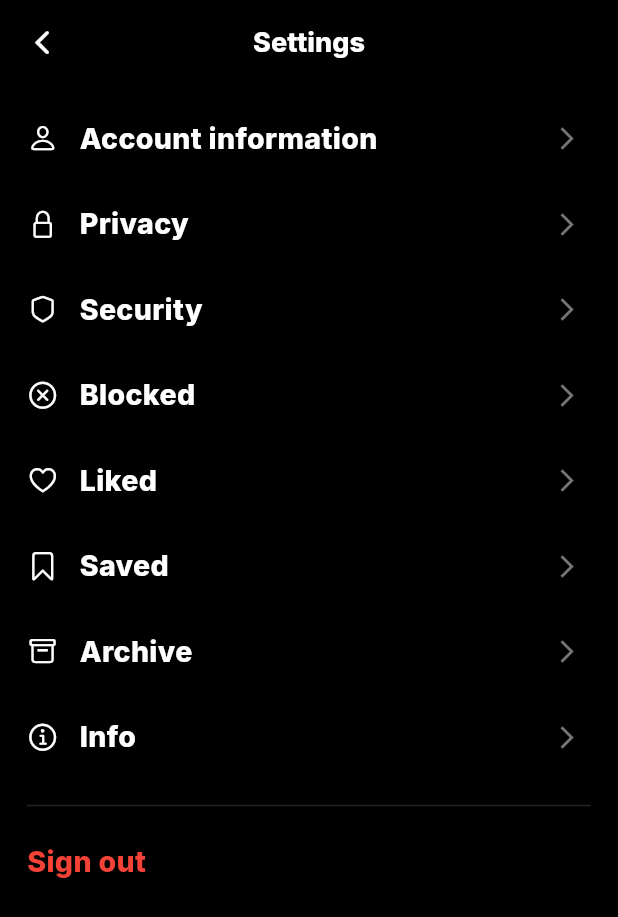
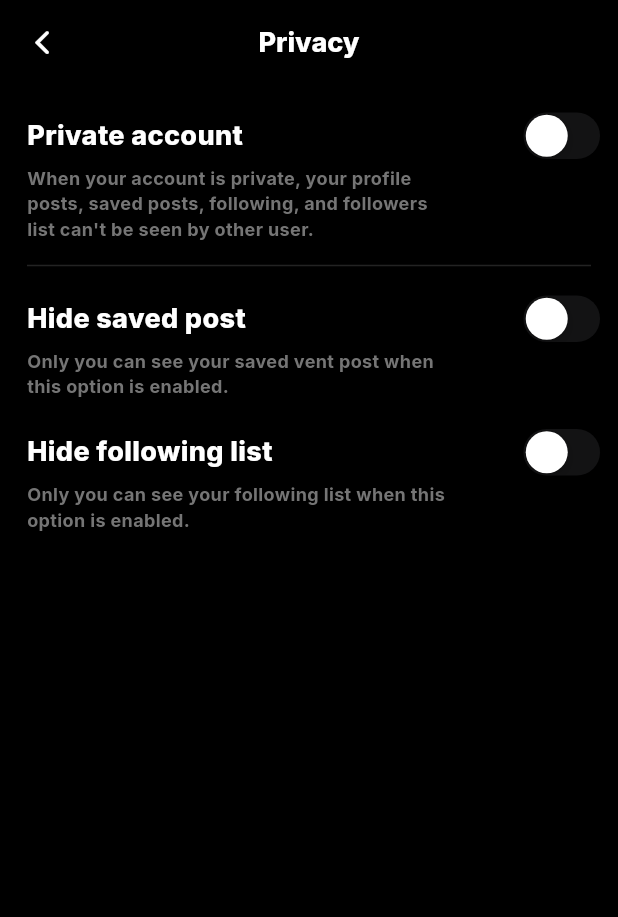
Before and after one commit to Tho100/revent, a Flutter app: the SettingsPage screen opened directly, after a tap on "Privacy", on a phone screen of 412 x 824 dp. Shown: the top 917 px of the screen. Run offline on Flutter 3.47's test engine with Material 3 defaults, Android fonts, the phone set to English and light mode, and no system bars; our stand-ins replace flutter_cache_manager, flutter_dotenv, flutter_native_image, get_it, google_fonts; missing offline and left inert: dynamic_height_grid_view, image_picker_plus, mysql_client.

Commit message:
Added privacy-page

```diff
--- a/lib/pages/navigation/my_profile_page.dart
+++ b/lib/pages/navigation/my_profile_page.dart
@@ -6,6 +6,7 @@ import 'package:revent/data_query/user_profile/profile_posts_setup.dart';
 import 'package:revent/helper/call_refresh.dart';
 import 'package:revent/helper/navigate_page.dart';
 import 'package:revent/pages/profile/edit_profile_page.dart';
+import 'package:revent/pages/setttings/privacy_page.dart';
 import 'package:revent/provider/navigation_provider.dart';
 import 'package:revent/widgets/navigation/page_navigation_bar.dart';
 import 'package:revent/provider/profile/profile_data_provider.dart';
@@ -180,17 +181,22 @@ class MyProfilePageState extends State<MyProfilePage> with SingleTickerProviderS
     );
   }
 
-  Widget _buildActionButton() {
+  Widget _buildSettingsActionButton() {
     return IconButton(
       icon: const Icon(CupertinoIcons.bars, size: 28),
       onPressed: () => NavigatePage.settingsPage()
     );
   }
 
-  Widget _buildLeadingButton() {
+  Widget _buildPrivacyLeadingButton() {
     return IconButton(
       icon: const Icon(CupertinoIcons.lock, size: 24),
-      onPressed: () {}
+      onPressed: () {
+        Navigator.push(
+          context,
+          MaterialPageRoute(builder: (_) => const PrivacyPage())
+        );
+      }
     );
   }
 
@@ -221,8 +227,8 @@ class MyProfilePageState extends State<MyProfilePage> with SingleTickerProviderS
         appBar: CustomAppBar(
           context: context,
           title: '',
-          customLeading: _buildLeadingButton(),
-          actions: [_buildActionButton()]
+          customLeading: _buildPrivacyLeadingButton(),
+          actions: [_buildSettingsActionButton()]
         ).buildAppBar(),
         body: _buildBody(),
         bottomNavigationBar: PageNavigationBar()
--- /dev/null
+++ b/lib/pages/setttings/privacy_page.dart
@@ -0,0 +1,114 @@
+import 'package:flutter/cupertino.dart';
+import 'package:flutter/material.dart';
+import 'package:google_fonts/google_fonts.dart';
+import 'package:revent/themes/theme_color.dart';
+import 'package:revent/widgets/app_bar.dart';
+
+class PrivacyPage extends StatefulWidget {
+
+  const PrivacyPage({super.key});
+
+  @override
+  State<PrivacyPage> createState() => PrivacyPageState();
+
+}
+
+class PrivacyPageState extends State<PrivacyPage> {
+
+  Widget _buildSwitch(String text, String description) {
+    return Padding(
+      padding: const EdgeInsets.only(left: 18.0, right: 8.0),
+      child: Column(
+        crossAxisAlignment: CrossAxisAlignment.start,
+        children: [
+
+          Row(
+            children: [
+
+              Text(
+                text,
+                style: GoogleFonts.inter(
+                  color: ThemeColor.white,
+                  fontWeight: FontWeight.w800,
+                  fontSize: 18
+                ),
+              ),
+
+              const Spacer(),
+
+              CupertinoSwitch(
+                value: false,
+                onChanged: (value) {
+
+                },
+              ),
+
+            ],
+          ),
+
+          SizedBox(
+            width: 285,
+            child: Text(
+              description,
+              style: GoogleFonts.inter(
+                color: ThemeColor.thirdWhite,
+                fontWeight: FontWeight.w700,
+                fontSize: 12
+              )
+            ),
+          ),
+
+        ],
+      ),
+    );
+  }
+
+  Widget _buildBody() {
+    return Padding(
+      padding: const EdgeInsets.only(top: 15.0),
+      child: Column(
+        children: [
+
+          _buildSwitch(
+            'Private account',
+            "When your account is private, your profile posts, saved posts, following, and followers list can't be seen by other user."
+          ),
+
+          const SizedBox(height: 8),
+
+          const Padding(
+            padding: EdgeInsets.symmetric(horizontal: 18.0),
+            child: Divider(color: ThemeColor.lightGrey),
+          ),
+
+          const SizedBox(height: 8),
+
+          _buildSwitch(
+            'Hide saved post',
+            'Only you can see your saved vent post when this option is enabled.'
+          ),
+
+          const SizedBox(height: 16),
+
+          _buildSwitch(
+            'Hide following list',
+            'Only you can see your following list when this option is enabled.'
+          ),
+
+        ],
+      ),
+    );
+  }
+
+  @override
+  Widget build(BuildContext context) {
+    return Scaffold(
+      appBar: CustomAppBar(
+        context: context,
+        title: 'Privacy'
+      ).buildAppBar(),
+      body: _buildBody(),
+    );
+  }
+
+}
--- a/lib/pages/setttings/settings_page.dart
+++ b/lib/pages/setttings/settings_page.dart
@@ -4,6 +4,7 @@ import 'package:revent/model/user_model.dart';
 import 'package:revent/pages/archive/archived_vent_page.dart';
 import 'package:revent/pages/setttings/account_info_page.dart';
 import 'package:revent/pages/setttings/app_info_page.dart';
+import 'package:revent/pages/setttings/privacy_page.dart';
 import 'package:revent/pages/setttings/security_page.dart';
 import 'package:revent/themes/theme_color.dart';
 import 'package:revent/ui_dialog/alert_dialog.dart';
@@ -47,7 +48,12 @@ class SettingsPage extends StatelessWidget {
           SettingsButton(
             text: 'Privacy',
             icon: CupertinoIcons.lock,
-            onPressed: () {}
+            onPressed: () {
+              Navigator.push(
+                context,
+                MaterialPageRoute(builder: (_) => const PrivacyPage())
+              );
+            }
           ),
 
           const SizedBox(height: buttonGap),
```
